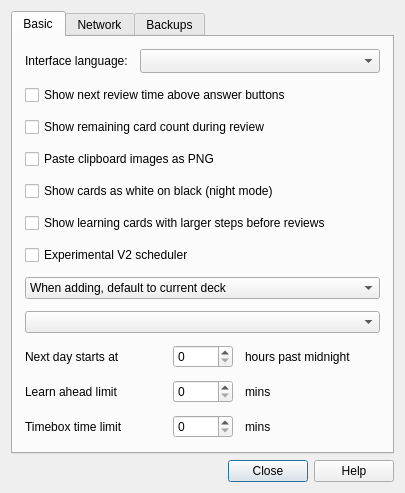
Above: designer/preferences.ui from ankitects/anki before the change. Below: the same form after it.
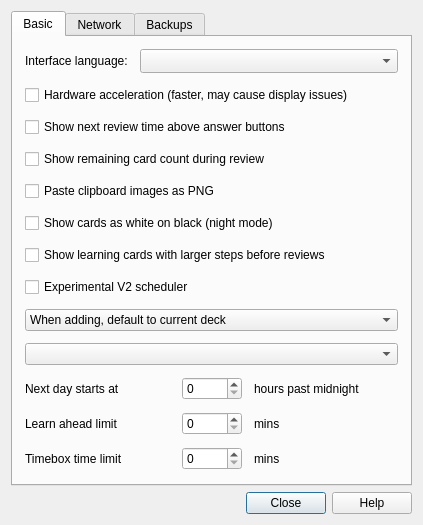
That is the form after the change.

Commit message: add hw accel toggle to prefs

```diff
--- a/designer/preferences.ui
+++ b/designer/preferences.ui
@@ -6,8 +6,8 @@
    <rect>
     <x>0</x>
     <y>0</y>
-    <width>405</width>
-    <height>469</height>
+    <width>423</width>
+    <height>508</height>
    </rect>
   </property>
   <property name="windowTitle">
@@ -66,6 +66,13 @@
          </item>
         </layout>
        </item>
+       <item>
+        <widget class="QCheckBox" name="hwAccel">
+         <property name="text">
+          <string>Hardware acceleration (faster, may cause display issues)</string>
+         </property>
+        </widget>
+       </item>
        <item>
         <widget class="QCheckBox" name="showEstimates">
          <property name="text">
```
Left out of the diff: 1 changed line with no effect on the pictures. The commit also changes 2 other files.
